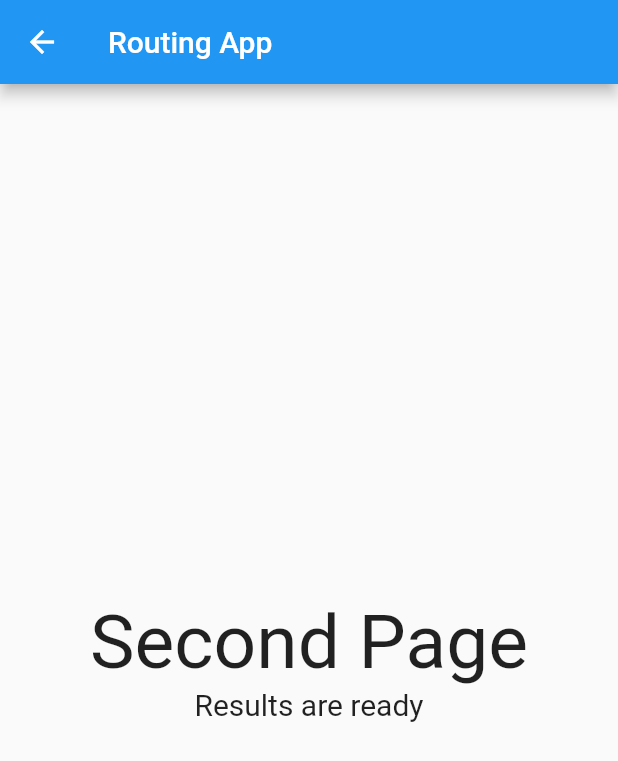
After one commit to AviEt/Labrador-demo, a Flutter app: the ResultsScreen screen opened by its route, on a phone screen of 412 x 824 dp. The commit adds this screen. Shown: the top 761 px of the screen. Run offline on Flutter 3.47's test engine with Material 2 defaults, Android fonts, the phone set to English and light mode, and no system bars; our stand-ins replace camera, image_gallery_saver.

Commit message:
Added a simple results page + routing. Also fixing some file names and rearranging the structure a bit.

```diff
--- /dev/null
+++ b/lib/results_screen.dart
@@ -0,0 +1,36 @@
+import 'package:flutter/material.dart';
+
+class ResultsScreen extends StatelessWidget {
+  // This is a String for the sake of an example.
+  // You can use any type you want.
+  final String data;
+
+  const ResultsScreen({
+    Key? key,
+    required this.data,
+  }) : super(key: key);
+
+  @override
+  Widget build(BuildContext context) {
+    return Scaffold(
+      appBar: AppBar(
+        title: Text('Routing App'),
+      ),
+      body: Center(
+        child: Column(
+          mainAxisSize: MainAxisSize.min,
+          children: <Widget>[
+            const Text(
+              'Second Page',
+              style: TextStyle(fontSize: 50),
+            ),
+            Text(
+              data,
+              style: TextStyle(fontSize: 20),
+            ),
+          ],
+        ),
+      ),
+    );
+  }
+}
--- a/lib/route_generator.dart
+++ b/lib/route_generator.dart
@@ -1,6 +1,7 @@
 import 'package:flutter/material.dart';
 import 'package:route_experiments/card_camera_screen.dart';
-import 'home.dart';
+import 'welcome_screen.dart';
+import 'results_screen.dart';
 
 class RouteGenerator {
   static Route<dynamic> generateRoute(RouteSettings settings)  {
@@ -9,11 +10,11 @@ class RouteGenerator {
 
     switch (settings.name) {
       case '/':
-        return MaterialPageRoute(builder: (_) => FirstPage());
+        return MaterialPageRoute(builder: (_) => WelcomeScreen());
       case '/second':
         return MaterialPageRoute(builder: (_) => CardCameraScreen());
       case '/results':
-        return MaterialPageRoute(builder: (_) => FirstPage());
+        return MaterialPageRoute(builder: (_) => ResultsScreen(data: "Results are ready"));
 
       // case '/second':
       // // Validation of correct data type
@@ -37,10 +38,10 @@ class RouteGenerator {
     return MaterialPageRoute(builder: (_) {
       return Scaffold(
         appBar: AppBar(
-          title: Text('Error'),
+          title: const Text('Error'),
         ),
         body: Center(
-          child: Text('ERROR'),
+          child: const Text('ERROR'),
         ),
       );
     });
--- a/lib/home.dart
+++ b/lib/welcome_screen.dart
@@ -1,6 +1,6 @@
 import 'package:flutter/material.dart';
 
-class FirstPage extends StatelessWidget {
+class WelcomeScreen extends StatelessWidget {
   @override
   Widget build(BuildContext context) {
     return Scaffold(
```
Also changed, not shown: lib/main.dart (+2 -37 lines).
